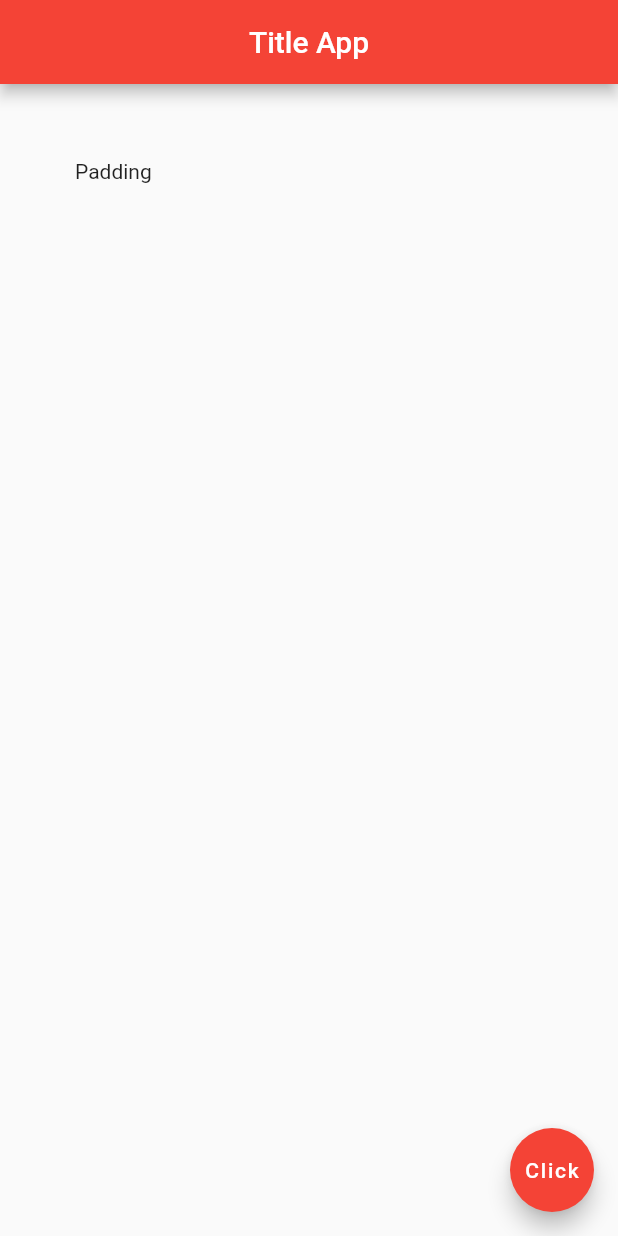
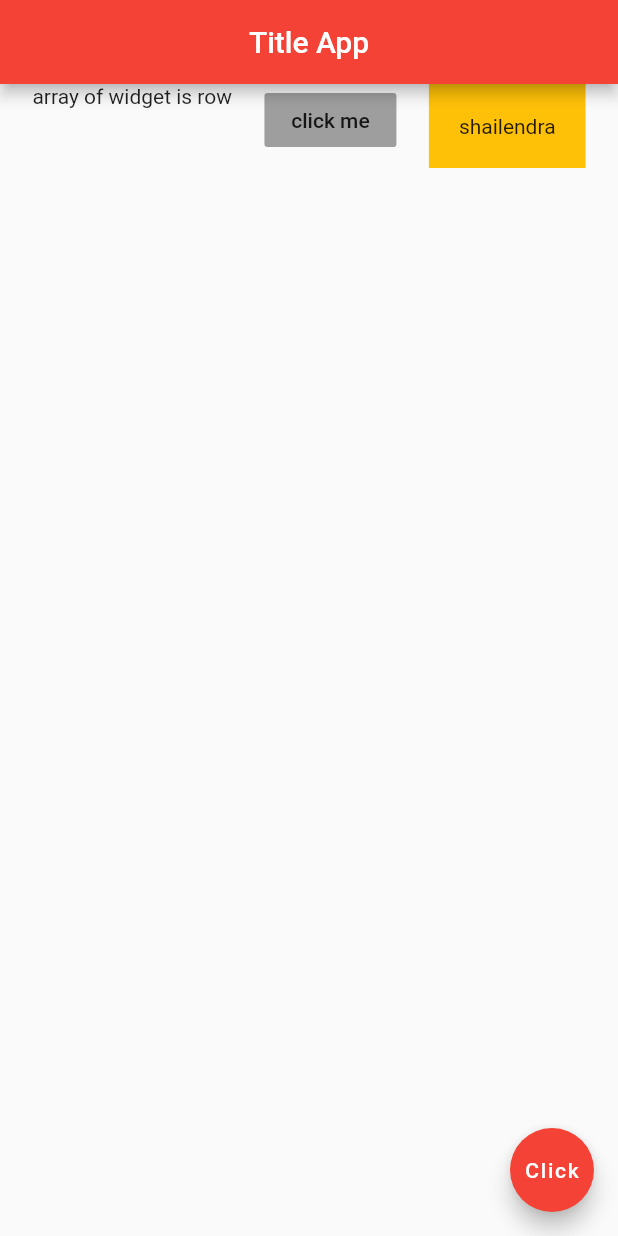
Before and after one commit to shailuhari04/FlutterFirstApp, a Flutter app: the screen it shows after launch, on a phone screen of 412 x 824 dp. Run offline on Flutter 3.47's test engine with Material 2 defaults, Android fonts, the phone set to English and light mode, and no system bars.

Commit message:
Use Of Row which contains array of widget Alignment Horizontally use MainAxisAlignment Alignment Vertically use CrossAxisAlignment

```diff
--- a/lib/main.dart
+++ b/lib/main.dart
@@ -16,10 +16,26 @@ class TestStateLessWidget extends StatelessWidget {
         centerTitle: true,
         backgroundColor: Colors.red[500],
       ),
-      body: Padding(
-        padding: EdgeInsets.all(50.0),
-        child: Text('Padding'),
+      body: Row(
+        mainAxisAlignment: MainAxisAlignment.spaceEvenly,
+        crossAxisAlignment: CrossAxisAlignment.start,
+        children: <Widget>[
+          Text("array of widget is row"),
+          FlatButton(
+            onPressed: (){},
+            color: Colors.grey,
+            child: Text('click me'),
+          ),
+          Container(
+            color: Colors.amber,
+            padding: EdgeInsets.all(20.0),
+             child: Text(
+               'shailendra'
+             ),
+          )
+        ],
       ),
+
       floatingActionButton: FloatingActionButton(
         onPressed: () {},
         child: Text("Click"),
```
